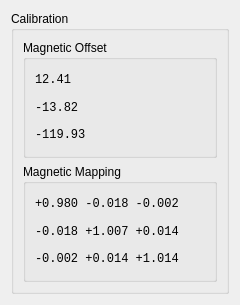
Before: the Qt Designer form software/host/compviz/constants_dialog.ui in tag-designs/software, drawn with Qt 5.
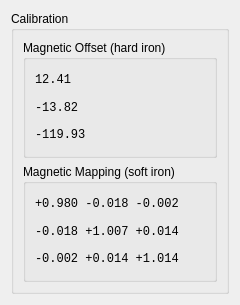
After: the same form once the commit is applied.

Diff of the .ui file:
```diff
--- a/software/host/compviz/constants_dialog.ui
+++ b/software/host/compviz/constants_dialog.ui
@@ -23,7 +23,7 @@
       <item>
        <widget class="QGroupBox" name="groupBox_5">
         <property name="title">
-         <string>Magnetic Offset</string>
+         <string>Magnetic Offset (hard iron)</string>
         </property>
         <layout class="QVBoxLayout" name="verticalLayout_10">
          <item>
@@ -77,7 +77,7 @@
       <item>
        <widget class="QGroupBox" name="groupBox_6">
         <property name="title">
-         <string>Magnetic Mapping</string>
+         <string>Magnetic Mapping (soft iron)</string>
         </property>
         <layout class="QVBoxLayout" name="verticalLayout_12">
          <item>
```
